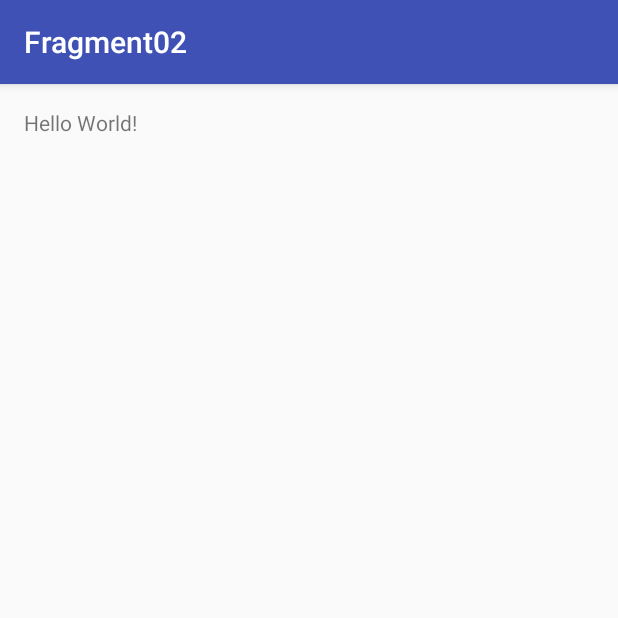
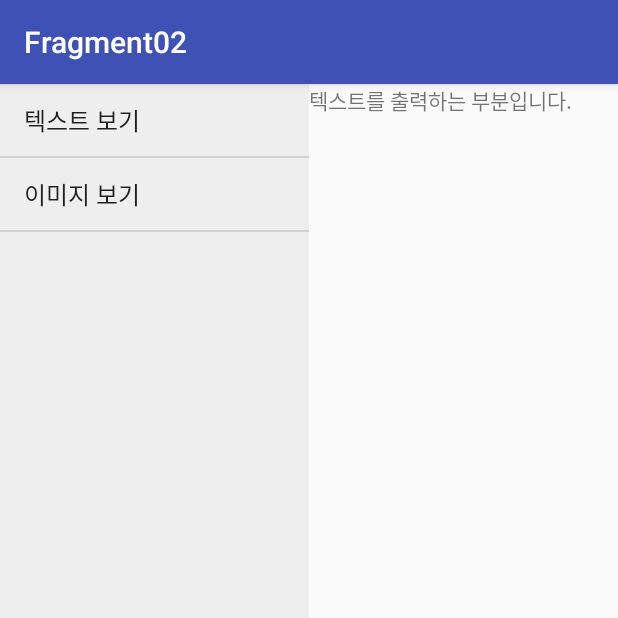
Before and after one commit to soulduse/android-fragment-study, an Android app: the screen it shows after launch (MainActivity), on a phone screen of 412 x 824 dp, the top half of it. Run offline under Robolectric (Android 15) with nearby library versions, the phone set to English and light mode, and no system bars.

Commit message:
fragment 연습 및 기본 예제 작성

```diff
--- /dev/null
+++ b/app/src/main/java/fragment/soul/com/fragment02/ImageViewerFragment.java
@@ -0,0 +1,27 @@
+package fragment.soul.com.fragment02;
+
+import android.app.Fragment;
+import android.os.Bundle;
+import android.support.annotation.Nullable;
+import android.view.LayoutInflater;
+import android.view.View;
+import android.view.ViewGroup;
+
+/**
+ * Created by sould on 2016-03-09.
+ */
+public class ImageViewerFragment extends Fragment {
+
+	public static ImageViewerFragment newInstance(){
+		ImageViewerFragment f = new ImageViewerFragment();
+
+		return f;
+	}
+
+
+	@Nullable
+	@Override
+	public View onCreateView(LayoutInflater inflater, ViewGroup container, Bundle savedInstanceState) {
+		return inflater.inflate(R.layout.fragment_image_viewer, container, false);
+	}
+}
--- /dev/null
+++ b/app/src/main/java/fragment/soul/com/fragment02/ListMenuFragment.java
@@ -0,0 +1,77 @@
+package fragment.soul.com.fragment02;
+
+import android.app.Fragment;
+import android.os.Bundle;
+import android.support.annotation.Nullable;
+import android.view.LayoutInflater;
+import android.view.View;
+import android.view.ViewGroup;
+import android.widget.AdapterView;
+import android.widget.ListView;
+
+/**
+ * Created by sould on 2016-03-09.
+ */
+public class ListMenuFragment extends Fragment implements AdapterView.OnItemClickListener
+{
+	ListView                mListView = null;
+	OnListItemClickListener mListItemClickListener = null;
+
+	public static final int ITEM_TYPE_TEXT_VIEWER = 1;
+	public static final int ITEM_TYPE_IMAGE_VIEWER = 2;
+
+	@Override
+	public View onCreateView( LayoutInflater inflater,
+							  ViewGroup container,
+							  Bundle savedInstanceState )
+	{
+		View v = inflater.inflate( R.layout.fragment_menu_list,
+				container,
+				false);
+
+		mListView = (ListView)v.findViewById( R.id.listview );
+
+		// ① 리스트 클릭 리스너를 설정한다.
+		mListView.setOnItemClickListener(this);
+
+		return v;
+	}
+
+	// ② 해당 프래그먼트를 사용하는 액티비티에서 리스트 아이템 클릭시 그 이벤트를
+	//    수신받기 위한 리스너 인터페이스를 정의한다.
+	//    이 리스너를 통해 해당 프래그먼트는 독립적으로 동작될 수 있다.
+	public interface OnListItemClickListener
+	{
+		void onItemClick( int itemType );
+	}
+
+	// ③ 외부에서 해당 프래그먼트에서 발생되는 리스트 아이템 클릭 이벤트 수신받기 위한
+	//    리스너를 등록함수다.
+	public void setOnListItemClickListener(	OnListItemClickListener ln )
+	{
+		mListItemClickListener = ln;
+	}
+
+	@Override
+	public void onItemClick( AdapterView<?> parent,
+							 View view,
+							 int position,
+							 long id )
+	{
+		int itemType = 0;
+
+		switch( position )
+		{
+			case 0: itemType = ITEM_TYPE_TEXT_VIEWER; break;
+			case 1: itemType = ITEM_TYPE_IMAGE_VIEWER; break;
+		}
+
+		// ④ 해당 프래그먼트에서 아이템 클릭 이벤트가 발생되면 등록된 리스너의 핸들러
+		//    함수를 호출해준다. 여기서 핸드러의 인자로 선택된 아이템 타입을
+		//    전달함으로써 리스너를 등록한 액티비티가 클릭된 아이템을 구분할 수 있다.
+		if( mListItemClickListener != null )
+		{
+			mListItemClickListener.onItemClick( itemType );
+		}
+	}
+}
--- a/app/src/main/java/fragment/soul/com/fragment02/MainActivity.java
+++ b/app/src/main/java/fragment/soul/com/fragment02/MainActivity.java
@@ -1,5 +1,6 @@
 package fragment.soul.com.fragment02;
 
+import android.app.Fragment;
 import android.support.v7.app.AppCompatActivity;
 import android.os.Bundle;
 
@@ -8,6 +9,72 @@ public class MainActivity extends AppCompatActivity {
 	@Override
 	protected void onCreate(Bundle savedInstanceState) {
 		super.onCreate(savedInstanceState);
+
+		// ① 액티비티에 사용될 레이아웃을 생성한다. 레이아웃 좌측 영역에 배치될
+		//    메뉴 리스트 프래그먼트는 액티비티 레이아웃 XML에 정적으로 정의되어
+		//    있어서, 액티비티 레이아웃 생성시 같이 생성 및 추가된다.
+		// ====================================================================
 		setContentView(R.layout.activity_main);
+		// ====================================================================
+
+		// ② 액티비티 레이아웃 우측에 텍스트뷰어 프래그먼트를 추가한다.
+		// ====================================================================
+		TextViewerFragment textViewerFragment =
+				TextViewerFragment.newInstance();
+		getFragmentManager()
+				.beginTransaction()
+				.add( R.id.viewer_fragment_container, textViewerFragment )
+				.commit();
+		// ====================================================================
+		// ③ 액티비티 레이아웃 좌측에 리스트 메뉴 프래그먼트에서 아이템을 선택했을 때
+		//    이벤트를 처리하기 위한 리스너를 구현 및 등록한다.
+		// ====================================================================
+		ListMenuFragment listMenuFragment = (ListMenuFragment)
+				getFragmentManager().findFragmentById(
+						R.id.menu_fragment );
+
+		listMenuFragment.setOnListItemClickListener(
+				new ListMenuFragment.OnListItemClickListener()
+				{
+					@Override
+					public void onItemClick( int itemType )
+					{
+						// ④ 액티비티 우측 영역 프래그먼트 컨테이너에 현재 보여지고 있는
+						//    프래그먼트를 참조한다. 만일 선택된 아이템이 현재 보여지고 있는
+						//    프래그먼트라면 아무 처리도 하지 않고 끝내고, 아니라면
+						//    보여줘야 할 프래그먼트를 생성해둔다.
+						// ============================================================
+						Fragment fragment = getFragmentManager().
+								findFragmentById( R.id.viewer_fragment_container );
+
+						if( itemType == ListMenuFragment.ITEM_TYPE_TEXT_VIEWER)
+						{
+							if( fragment instanceof TextViewerFragment == true )
+							{
+								return;
+							}
+
+							fragment = TextViewerFragment.newInstance();
+						}
+						else if( itemType == ListMenuFragment.ITEM_TYPE_IMAGE_VIEWER )
+						{
+							if( fragment instanceof ImageViewerFragment == true )
+							{
+								return;
+							}
+
+							fragment = ImageViewerFragment.newInstance();
+						}
+						// ============================================================
+						// ⑤ 선택된 아이템에 해당하는 프래그먼트를 액티비티 우측에 배치한다.
+						// ============================================================
+						getFragmentManager()
+								.beginTransaction()
+								.replace( R.id.viewer_fragment_container, fragment )
+								.commit();
+						// ============================================================
+					}
+				});
+		// ====================================================================
 	}
 }
--- a/app/src/main/java/fragment/soul/com/fragment02/TextViewerFragment.java
+++ b/app/src/main/java/fragment/soul/com/fragment02/TextViewerFragment.java
@@ -10,18 +10,29 @@ import android.view.ViewGroup;
 /**
  * Created by sould on 2016-03-09.
  */
+
+// ① 텍스트 뷰어 프래그먼트 객체를 생성하는 함수다.
 public class TextViewerFragment extends Fragment {
 
-	public static TextViewerFragment newInstance(){
+	// ② 텍스트 뷰어 프래그먼트 객체를 생성하는 함수다.
+	public static TextViewerFragment newInstance()
+	{
 		TextViewerFragment f = new TextViewerFragment();
 
 		return f;
 	}
 
-	@Nullable
+	// ③ 부모 액티비티는 해당 프래그먼트를 구동하고, 액티비티에 추가될 프래그먼트의
+	//    레이아웃을 onCreateView 함수의 반환값으로 요구한다.
+	//    따라서 해당 프래그먼트는 onCreateView 재정의 함수에서 자신의 레이아웃을
+	//    생성하고 반환한다.
 	@Override
-	public View onCreateView(LayoutInflater inflater, ViewGroup container, Bundle savedInstanceState) {
-		// 프래그먼트
-		return inflater.inflate(R.layout)
+	public View onCreateView( LayoutInflater inflater,
+							  ViewGroup container,
+							  Bundle savedInstanceState )
+	{
+		return inflater.inflate( R.layout.fragment_text_viewer,
+				container,
+				false);
 	}
 }
--- a/app/src/main/res/layout/activity_main.xml
+++ b/app/src/main/res/layout/activity_main.xml
@@ -1,17 +1,21 @@
 <?xml version="1.0" encoding="utf-8"?>
-<RelativeLayout
+<LinearLayout
     xmlns:android="http://schemas.android.com/apk/res/android"
-    xmlns:tools="http://schemas.android.com/tools"
     android:layout_width="match_parent"
     android:layout_height="match_parent"
-    android:paddingBottom="@dimen/activity_vertical_margin"
-    android:paddingLeft="@dimen/activity_horizontal_margin"
-    android:paddingRight="@dimen/activity_horizontal_margin"
-    android:paddingTop="@dimen/activity_vertical_margin"
-    tools:context="fragment.soul.com.fragment02.MainActivity">
+    android:orientation="horizontal">
 
-    <TextView
-        android:layout_width="wrap_content"
-        android:layout_height="wrap_content"
-        android:text="Hello World!"/>
-</RelativeLayout>
+    <fragment
+        class="fragment.soul.com.fragment02.ListMenuFragment"
+        android:id="@+id/menu_fragment"
+        android:layout_width="0dp"
+        android:layout_height="match_parent"
+        android:layout_weight="1"/>
+
+    <FrameLayout
+        android:id="@+id/viewer_fragment_container"
+        android:layout_width="0dp"
+        android:layout_height="match_parent"
+        android:layout_weight="1"/>
+
+</LinearLayout>
--- /dev/null
+++ b/app/src/main/res/layout/fragment_text_viewer.xml
@@ -0,0 +1,5 @@
+<?xml version="1.0" encoding="utf-8"?>
+<TextView xmlns:android="http://schemas.android.com/apk/res/android"
+          android:layout_width="match_parent"
+          android:layout_height="match_parent"
+          android:text="텍스트를 출력하는 부분입니다."/>
```
Also changed, not shown: 1 other file.
